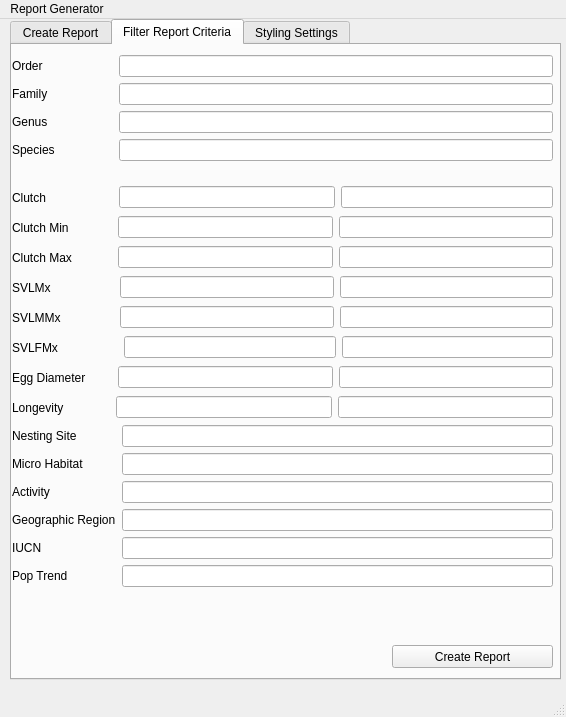
Old version of the form report_generator/report_generator_gui/ui/report.ui in the repository Synonymsfornotverygood/report_generator.
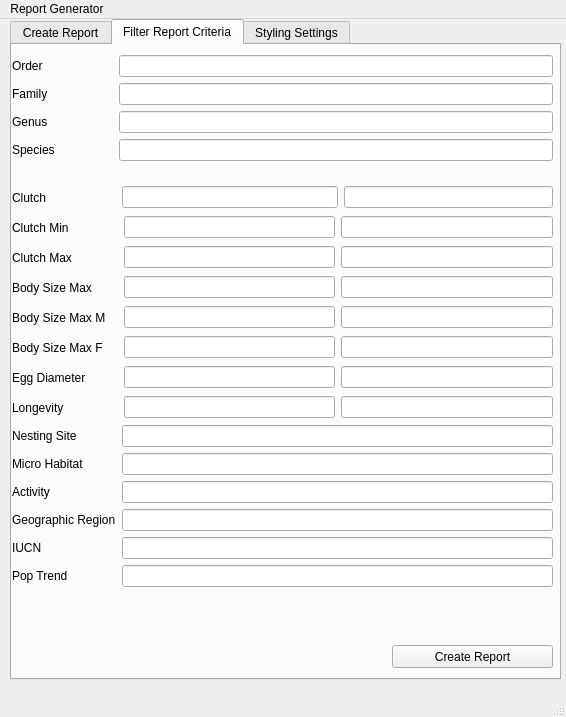
New version of the form. The open tabs and pages were chosen to show the change.

Commit message: Update: Implemented pop-up's in gui to inform when process complete

The edit to the form file:
```diff
--- a/report_generator/report_generator_gui/ui/report.ui
+++ b/report_generator/report_generator_gui/ui/report.ui
@@ -168,7 +168,7 @@
         <x>0</x>
         <y>10</y>
         <width>541</width>
-        <height>133</height>
+        <height>121</height>
        </rect>
       </property>
       <layout class="QFormLayout" name="formLayout_2">
@@ -226,13 +226,25 @@
       <layout class="QHBoxLayout" name="horizontalLayout">
        <item>
         <widget class="QLabel" name="clutchRangeMaxLabel">
+         <property name="sizePolicy">
+          <sizepolicy hsizetype="Preferred" vsizetype="Preferred">
+           <horstretch>1</horstretch>
+           <verstretch>0</verstretch>
+          </sizepolicy>
+         </property>
          <property name="text">
-          <string>Clutch                    </string>
+          <string>Clutch</string>
          </property>
         </widget>
        </item>
        <item>
         <widget class="QLineEdit" name="clutchRangeMaxLineEdit">
+         <property name="sizePolicy">
+          <sizepolicy hsizetype="Expanding" vsizetype="Fixed">
+           <horstretch>2</horstretch>
+           <verstretch>0</verstretch>
+          </sizepolicy>
+         </property>
          <property name="minimumSize">
           <size>
            <width>216</width>
@@ -243,6 +255,12 @@
        </item>
        <item>
         <widget class="QLineEdit" name="clutchRangeMinLineEdit">
+         <property name="sizePolicy">
+          <sizepolicy hsizetype="Expanding" vsizetype="Fixed">
+           <horstretch>2</horstretch>
+           <verstretch>0</verstretch>
+          </sizepolicy>
+         </property>
          <property name="maxLength">
           <number>12767</number>
          </property>
@@ -260,18 +278,44 @@
        </rect>
       </property>
       <layout class="QHBoxLayout" name="horizontalLayout_2">
+       <property name="spacing">
+        <number>6</number>
+       </property>
+       <property name="sizeConstraint">
+        <enum>QLayout::SetDefaultConstraint</enum>
+       </property>
        <item>
         <widget class="QLabel" name="clutchMinMaxLabel">
+         <property name="sizePolicy">
+          <sizepolicy hsizetype="Preferred" vsizetype="Preferred">
+           <horstretch>1</horstretch>
+           <verstretch>0</verstretch>
+          </sizepolicy>
+         </property>
          <property name="text">
-          <string>Clutch Min             </string>
+          <string>Clutch Min</string>
          </property>
         </widget>
        </item>
        <item>
-        <widget class="QLineEdit" name="clutchMinMaxLineEdit"/>
+        <widget class="QLineEdit" name="clutchMinMaxLineEdit">
+         <property name="sizePolicy">
+          <sizepolicy hsizetype="Expanding" vsizetype="Fixed">
+           <horstretch>2</horstretch>
+           <verstretch>0</verstretch>
+          </sizepolicy>
+         </property>
+        </widget>
        </item>
        <item>
-        <widget class="QLineEdit" name="clutchMinMinLineEdit"/>
+        <widget class="QLineEdit" name="clutchMinMinLineEdit">
+         <property name="sizePolicy">
+          <sizepolicy hsizetype="Expanding" vsizetype="Fixed">
+           <horstretch>2</horstretch>
+           <verstretch>0</verstretch>
+          </sizepolicy>
+         </property>
+        </widget>
        </item>
       </layout>
      </widget>
@@ -300,16 +344,36 @@
       <layout class="QHBoxLayout" name="horizontalLayout_3">
        <item>
         <widget class="QLabel" name="clutchMinMaxLabel_2">
+         <property name="sizePolicy">
+          <sizepolicy hsizetype="Preferred" vsizetype="Preferred">
+           <horstretch>1</horstretch>
+           <verstretch>0</verstretch>
+          </sizepolicy>
+         </property>
          <property name="text">
-          <string>Clutch Max            </string>
+          <string>Clutch Max</string>
          </property>
         </widget>
        </item>
        <item>
-        <widget class="QLineEdit" name="clutchMaxMinLineEdit"/>
+        <widget class="QLineEdit" name="clutchMaxMinLineEdit">
+         <property name="sizePolicy">
+          <sizepolicy hsizetype="Expanding" vsizetype="Fixed">
+           <horstretch>2</horstretch>
+           <verstretch>0</verstretch>
+          </sizepolicy>
+         </property>
+        </widget>
        </item>
        <item>
-        <widget class="QLineEdit" name="clutchMaxMaxLineEdit_2"/>
+        <widget class="QLineEdit" name="clutchMaxMaxLineEdit_2">
+         <property name="sizePolicy">
+          <sizepolicy hsizetype="Expanding" vsizetype="Fixed">
+           <horstretch>2</horstretch>
+           <verstretch>0</verstretch>
+          </sizepolicy>
+         </property>
+        </widget>
        </item>
       </layout>
      </widget>
@@ -325,16 +389,36 @@
       <layout class="QHBoxLayout" name="horizontalLayout_4">
        <item>
         <widget class="QLabel" name="clutchMinMaxLabel_3">
+         <property name="sizePolicy">
+          <sizepolicy hsizetype="Preferred" vsizetype="Preferred">
+           <horstretch>1</horstretch>
+           <verstretch>0</verstretch>
+          </sizepolicy>
+         </property>
          <property name="text">
-          <string>SVLMx                   </string>
+          <string>Body Size Max</string>
          </property>
         </widget>
        </item>
        <item>
-        <widget class="QLineEdit" name="SVLMxMinLineEdit"/>
+        <widget class="QLineEdit" name="SVLMxMinLineEdit">
+         <property name="sizePolicy">
+          <sizepolicy hsizetype="Expanding" vsizetype="Fixed">
+           <horstretch>2</horstretch>
+           <verstretch>0</verstretch>
+          </sizepolicy>
+         </property>
+        </widget>
        </item>
        <item>
-        <widget class="QLineEdit" name="SVLMxMaxLineEdit_2"/>
+        <widget class="QLineEdit" name="SVLMxMaxLineEdit_2">
+         <property name="sizePolicy">
+          <sizepolicy hsizetype="Expanding" vsizetype="Fixed">
+           <horstretch>2</horstretch>
+           <verstretch>0</verstretch>
+          </sizepolicy>
+         </property>
+        </widget>
        </item>
       </layout>
      </widget>
@@ -348,18 +432,41 @@
        </rect>
       </property>
       <layout class="QHBoxLayout" name="horizontalLayout_5">
+       <property name="spacing">
+        <number>6</number>
+       </property>
        <item>
         <widget class="QLabel" name="clutchMinMaxLabel_4">
+         <property name="sizePolicy">
+          <sizepolicy hsizetype="Minimum" vsizetype="Preferred">
+           <horstretch>1</horstretch>
+           <verstretch>0</verstretch>
+          </sizepolicy>
+         </property>
          <property name="text">
-          <string>SVLMMx                </string>
+          <string>Body Size Max M</string>
          </property>
         </widget>
        </item>
        <item>
-        <widget class="QLineEdit" name="SVLMMxMinLineEdit"/>
+        <widget class="QLineEdit" name="SVLMMxMinLineEdit">
+         <property name="sizePolicy">
+          <sizepolicy hsizetype="Minimum" vsizetype="Fixed">
+           <horstretch>2</horstretch>
+           <verstretch>0</verstretch>
+          </sizepolicy>
+         </property>
+        </widget>
        </item>
        <item>
-        <widget class="QLineEdit" name="SVLMMxMaxLineEdit"/>
+        <widget class="QLineEdit" name="SVLMMxMaxLineEdit">
+         <property name="sizePolicy">
+          <sizepolicy hsizetype="Minimum" vsizetype="Fixed">
+           <horstretch>2</horstretch>
+           <verstretch>0</verstretch>
+          </sizepolicy>
+         </property>
+        </widget>
        </item>
       </layout>
      </widget>
@@ -375,16 +482,36 @@
       <layout class="QHBoxLayout" name="horizontalLayout_6">
        <item>
         <widget class="QLabel" name="clutchMinMaxLabel_5">
+         <property name="sizePolicy">
+          <sizepolicy hsizetype="Preferred" vsizetype="Preferred">
+           <horstretch>1</horstretch>
+           <verstretch>0</verstretch>
+          </sizepolicy>
+         </property>
          <property name="text">
-          <string>SVLFMx                  </string>
+          <string>Body Size Max F</string>
          </property>
         </widget>
        </item>
        <item>
-        <widget class="QLineEdit" name="SVLFMxMin"/>
+        <widget class="QLineEdit" name="SVLFMxMin">
+         <property name="sizePolicy">
+          <sizepolicy hsizetype="Expanding" vsizetype="Fixed">
+           <horstretch>2</horstretch>
+           <verstretch>0</verstretch>
+          </sizepolicy>
+         </property>
+        </widget>
        </item>
        <item>
-        <widget class="QLineEdit" name="SVLFMxMax"/>
+        <widget class="QLineEdit" name="SVLFMxMax">
+         <property name="sizePolicy">
+          <sizepolicy hsizetype="Expanding" vsizetype="Fixed">
+           <horstretch>2</horstretch>
+           <verstretch>0</verstretch>
+          </sizepolicy>
+         </property>
+        </widget>
        </item>
       </layout>
      </widget>
@@ -400,16 +527,36 @@
       <layout class="QHBoxLayout" name="horizontalLayout_7">
        <item>
         <widget class="QLabel" name="clutchMinMaxLabel_6">
+         <property name="sizePolicy">
+          <sizepolicy hsizetype="Preferred" vsizetype="Preferred">
+           <horstretch>1</horstretch>
+           <verstretch>0</verstretch>
+          </sizepolicy>
+         </property>
          <property name="text">
-          <string>Egg Diameter        </string>
+          <string>Egg Diameter</string>
          </property>
         </widget>
        </item>
        <item>
-        <widget class="QLineEdit" name="EggDiameterMin"/>
+        <widget class="QLineEdit" name="EggDiameterMin">
+         <property name="sizePolicy">
+          <sizepolicy hsizetype="Expanding" vsizetype="Fixed">
+           <horstretch>2</horstretch>
+           <verstretch>0</verstretch>
+          </sizepolicy>
+         </property>
+        </widget>
        </item>
        <item>
-        <widget class="QLineEdit" name="EggDiameterMax"/>
+        <widget class="QLineEdit" name="EggDiameterMax">
+         <property name="sizePolicy">
+          <sizepolicy hsizetype="Expanding" vsizetype="Fixed">
+           <horstretch>2</horstretch>
+           <verstretch>0</verstretch>
+          </sizepolicy>
+         </property>
+        </widget>
        </item>
       </layout>
      </widget>
@@ -425,16 +572,36 @@
       <layout class="QHBoxLayout" name="horizontalLayout_8">
        <item>
         <widget class="QLabel" name="clutchMinMaxLabel_7">
+         <property name="sizePolicy">
+          <sizepolicy hsizetype="Preferred" vsizetype="Preferred">
+           <horstretch>1</horstretch>
+           <verstretch>0</verstretch>
+          </sizepolicy>
+         </property>
          <property name="text">
-          <string>Longevity              </string>
+          <string>Longevity</string>
          </property>
         </widget>
        </item>
        <item>
-        <widget class="QLineEdit" name="LongevityMin"/>
+        <widget class="QLineEdit" name="LongevityMin">
+         <property name="sizePolicy">
+          <sizepolicy hsizetype="Expanding" vsizetype="Fixed">
+           <horstretch>2</horstretch>
+           <verstretch>0</verstretch>
+          </sizepolicy>
+         </property>
+        </widget>
        </item>
        <item>
-        <widget class="QLineEdit" name="LongevityMax"/>
+        <widget class="QLineEdit" name="LongevityMax">
+         <property name="sizePolicy">
+          <sizepolicy hsizetype="Expanding" vsizetype="Fixed">
+           <horstretch>2</horstretch>
+           <verstretch>0</verstretch>
+          </sizepolicy>
+         </property>
+        </widget>
        </item>
       </layout>
      </widget>
```
Left out of the diff: 16 changed lines with no effect on the pictures. The commit also changes 5 other files.
